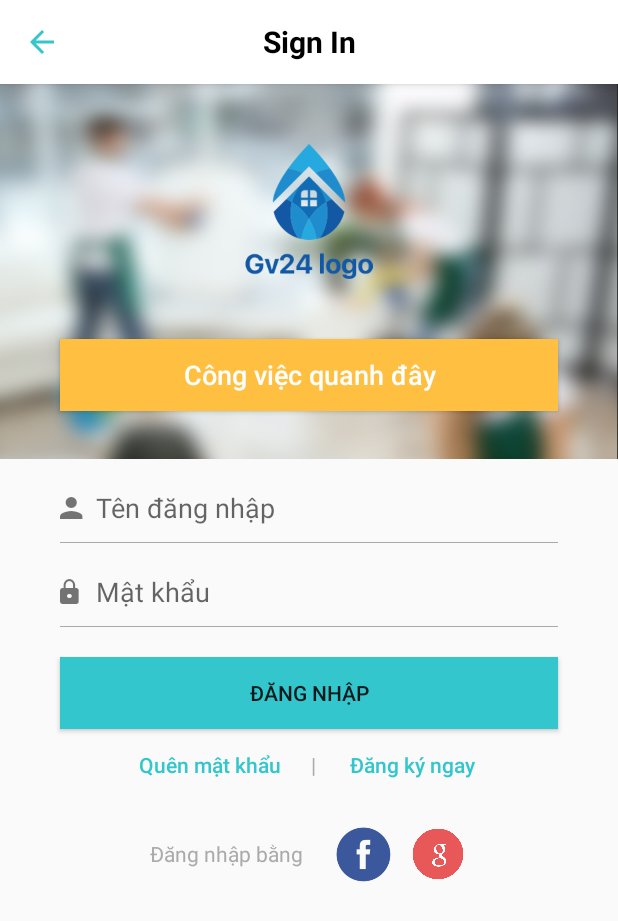
After one commit to thanhduy26091995/Owner, an Android app: the SignInActivity screen opened directly, with no data from a screen before it, on a phone screen of 412 x 824 dp. The commit adds this screen. Shown: the top 921 px of the screen. Run offline under Robolectric (Android 15) with nearby library versions, the phone set to English and light mode, and no system bars; our stand-ins replace ButterKnife.

Commit message:
Activity Sign In

```diff
--- a/app/src/main/AndroidManifest.xml
+++ b/app/src/main/AndroidManifest.xml
@@ -18,6 +18,7 @@
         </activity>
 
         <activity android:name=".more.viet_pham.MoreActivity"/>
+        <activity android:name=".more.viet_pham.SignInActivity"/>
     </application>
 
 </manifest>
--- a/app/src/main/java/com/hbbsolution/owner/base/OwnerApplication.java
+++ b/app/src/main/java/com/hbbsolution/owner/base/OwnerApplication.java
@@ -13,6 +13,7 @@ public class OwnerApplication extends Application {
     private static OwnerApplication instance;
 
     public static OwnerApplication getInstance() {
+
         return instance;
     }
 
--- a/app/src/main/java/com/hbbsolution/owner/more/viet_pham/MoreActivity.java
+++ b/app/src/main/java/com/hbbsolution/owner/more/viet_pham/MoreActivity.java
@@ -1,10 +1,13 @@
 package com.hbbsolution.owner.more.viet_pham;
 
+import android.content.Intent;
 import android.os.Bundle;
 import android.support.annotation.Nullable;
 import android.support.v7.app.AppCompatActivity;
+import android.support.v7.widget.CardView;
 import android.support.v7.widget.Toolbar;
 import android.view.MenuItem;
+import android.view.View;
 import android.widget.TextView;
 
 import com.hbbsolution.owner.R;
@@ -22,6 +25,8 @@ public class MoreActivity extends AppCompatActivity {
     Toolbar toolbar;
     @BindView(R.id.more_title_toothbar)
     TextView txtMore_title_toothbar;
+    @BindView(R.id.cv_sign_in)
+    CardView cvSignIn;
 
     @Override
     protected void onCreate(@Nullable Bundle savedInstanceState) {
@@ -34,6 +39,7 @@ public class MoreActivity extends AppCompatActivity {
         getSupportActionBar().setDisplayShowHomeEnabled(true);
         getSupportActionBar().setDisplayHomeAsUpEnabled(true);
         txtMore_title_toothbar.setText(getResources().getString(R.string.more));
+        addEvents();
     }
 
     @Override
@@ -43,4 +49,15 @@ public class MoreActivity extends AppCompatActivity {
         }
         return super.onOptionsItemSelected(item);
     }
+
+    public void addEvents()
+    {
+        cvSignIn.setOnClickListener(new View.OnClickListener() {
+            @Override
+            public void onClick(View view) {
+                Intent intent = new Intent(MoreActivity.this,SignInActivity.class);
+                startActivity(intent);
+            }
+        });
+    }
 }
--- /dev/null
+++ b/app/src/main/java/com/hbbsolution/owner/more/viet_pham/SignInActivity.java
@@ -0,0 +1,59 @@
+package com.hbbsolution.owner.more.viet_pham;
+
+import android.os.Bundle;
+import android.support.annotation.Nullable;
+import android.support.v7.app.AppCompatActivity;
+import android.support.v7.widget.Toolbar;
+import android.view.MenuItem;
+import android.widget.Button;
+import android.widget.EditText;
+import android.widget.ImageButton;
+
+import com.hbbsolution.owner.R;
+
+import butterknife.BindView;
+import butterknife.ButterKnife;
+
+/**
+ * Created by Administrator on 5/9/2017.
+ */
+
+public class SignInActivity extends AppCompatActivity {
+    @BindView(R.id.toobar)
+    Toolbar toolbar;
+    @BindView(R.id.bt_work_around_here)
+    Button btnWorkAroundHere;
+    @BindView(R.id.bt_sign_in)
+    Button btnSignIn;
+    @BindView(R.id.bt_forget_password)
+    Button btnForgetPassword;
+    @BindView(R.id.bt_sign_up_now)
+    Button btnSignUpNow;
+    @BindView(R.id.edit_username)
+    EditText editUserName;
+    @BindView(R.id.edit_password)
+    EditText editPassword;
+    @BindView(R.id.imb_facebook)
+    ImageButton imbFacebook;
+    @BindView(R.id.imb_google)
+    ImageButton imbGoogle;
+    @Override
+    public void onCreate(@Nullable Bundle savedInstanceState) {
+        super.onCreate(savedInstanceState);
+        setContentView(R.layout.activity_signin);
+        ButterKnife.bind(this);
+        toolbar.setTitle("");
+        setSupportActionBar(toolbar);
+        getSupportActionBar().setDisplayShowHomeEnabled(true);
+        getSupportActionBar().setDisplayHomeAsUpEnabled(true);
+
+    }
+
+    @Override
+    public boolean onOptionsItemSelected(MenuItem item) {
+        if (item.getItemId() == android.R.id.home) {
+            finish();
+        }
+        return super.onOptionsItemSelected(item);
+    }
+}
--- a/app/src/main/res/layout/activity_more.xml
+++ b/app/src/main/res/layout/activity_more.xml
@@ -17,21 +17,21 @@
             android:layout_height="?attr/actionBarSize"
             android:background="?attr/colorPrimary"
             app:popupTheme="@style/AppTheme.PopupOverlay"
-            app:theme="@style/toolbar_theme" >
+            app:theme="@style/toolbar_theme">
 
             <TextView
                 android:id="@+id/more_title_toothbar"
                 android:layout_width="wrap_content"
                 android:layout_height="wrap_content"
                 android:layout_gravity="center"
-                android:textSize="20sp"
                 android:textColor="@color/colorBlack"
-                />
+                android:textSize="20sp" />
         </android.support.v7.widget.Toolbar>
 
     </android.support.design.widget.AppBarLayout>
 
     <android.support.v7.widget.CardView
+        android:id="@+id/cv_sign_in"
         android:layout_width="match_parent"
         android:layout_height="wrap_content"
         android:layout_marginTop="20dp"
@@ -144,6 +144,7 @@
             android:paddingTop="15dp">
 
             <TextView
+                android:id="@+id/textView"
                 android:layout_width="match_parent"
                 android:layout_height="wrap_content"
                 android:text="Điều khoản sử dụng"
@@ -152,9 +153,10 @@
             <com.hbbsolution.owner.base.IconTextView
                 android:layout_width="wrap_content"
                 android:layout_height="wrap_content"
+                android:layout_alignBaseline="@+id/textView"
+                android:layout_alignBottom="@+id/textView"
+                android:layout_alignParentEnd="true"
                 android:layout_alignParentRight="true"
-                android:layout_centerInParent="true"
-                android:layout_marginRight="10dp"
                 android:text="@string/ion_chevron_right"
                 android:textColor="@android:color/darker_gray"
                 android:textSize="@dimen/icon_size_normal" />
--- /dev/null
+++ b/app/src/main/res/layout/activity_signin.xml
@@ -0,0 +1,215 @@
+<LinearLayout xmlns:android="http://schemas.android.com/apk/res/android"
+    xmlns:app="http://schemas.android.com/apk/res-auto"
+    android:layout_width="match_parent"
+    android:layout_height="match_parent"
+    android:orientation="vertical">
+
+    <android.support.design.widget.AppBarLayout
+        android:id="@+id/appbar"
+        android:layout_width="match_parent"
+        android:layout_height="wrap_content">
+
+        <android.support.v7.widget.Toolbar
+            android:id="@+id/toobar"
+            android:layout_width="match_parent"
+            android:layout_height="?attr/actionBarSize"
+            android:background="@color/colorWhite"
+            android:title="Sign In"
+            app:theme="@style/toolbar_theme">
+
+            <TextView
+                android:layout_width="wrap_content"
+                android:layout_height="wrap_content"
+                android:layout_gravity="center"
+                android:gravity="center"
+                android:text="Sign In"
+                android:textAllCaps="false"
+                android:textColor="@android:color/black"
+                android:textSize="20sp"
+                android:textStyle="bold" />
+        </android.support.v7.widget.Toolbar>
+    </android.support.design.widget.AppBarLayout>
+
+    <FrameLayout
+        android:layout_width="match_parent"
+        android:layout_height="250dp"
+        android:background="@drawable/bg">
+
+        <LinearLayout
+            android:layout_width="match_parent"
+            android:layout_height="match_parent"
+            android:orientation="vertical">
+
+            <ImageView
+                android:layout_width="120dp"
+                android:layout_height="130dp"
+                android:layout_gravity="center_horizontal"
+                android:paddingTop="40dp"
+                android:src="@drawable/logo" />
+
+            <Button
+                android:id="@+id/bt_work_around_here"
+                android:layout_width="match_parent"
+                android:layout_height="wrap_content"
+                android:layout_marginLeft="40dp"
+                android:layout_marginRight="40dp"
+                android:layout_marginTop="40dp"
+                android:background="@color/home_background_maid_aound"
+                android:text="@string/home_maid_around"
+                android:textAllCaps="false"
+                android:textColor="@color/colorWhite"
+                android:textSize="18sp" />
+        </LinearLayout>
+    </FrameLayout>
+
+    <LinearLayout
+        android:layout_width="match_parent"
+        android:layout_height="match_parent"
+        android:orientation="vertical">
+
+        <RelativeLayout
+            android:layout_width="match_parent"
+            android:layout_height="wrap_content"
+            android:layout_marginLeft="40dp"
+            android:layout_marginRight="40dp"
+            android:layout_marginTop="10dp">
+
+            <EditText
+                android:id="@+id/edit_username"
+                android:layout_width="match_parent"
+                android:layout_height="wrap_content"
+                android:layout_alignParentRight="true"
+                android:layout_alignParentTop="true"
+                android:layout_marginLeft="20dp"
+                android:backgroundTint="@android:color/transparent"
+                android:hint="Tên đăng nhập"
+                android:textColor="@android:color/black"
+                android:textColorLink="@android:color/transparent" />
+
+            <com.hbbsolution.owner.base.IconTextView
+                android:layout_width="wrap_content"
+                android:layout_height="wrap_content"
+                android:layout_alignParentLeft="true"
+                android:layout_centerInParent="true"
+                android:text="@string/ion_android_person"
+                android:textSize="20sp" />
+        </RelativeLayout>
+
+        <View
+            android:layout_width="match_parent"
+            android:layout_height="0.1dp"
+            android:layout_marginLeft="40dp"
+            android:layout_marginRight="40dp"
+            android:background="@android:color/darker_gray" />
+
+        <RelativeLayout
+            android:layout_width="match_parent"
+            android:layout_height="wrap_content"
+            android:layout_marginLeft="40dp"
+            android:layout_marginRight="40dp"
+            android:layout_marginTop="10dp">
+
+            <EditText
+                android:id="@+id/edit_password"
+                android:layout_width="match_parent"
+                android:layout_height="wrap_content"
+                android:layout_marginLeft="20dp"
+                android:backgroundTint="@android:color/transparent"
+                android:hint="Mật khẩu"
+                android:textColor="@android:color/black"
+                android:textColorLink="@android:color/transparent" />
+
+            <com.hbbsolution.owner.base.IconTextView
+                android:layout_width="wrap_content"
+                android:layout_height="wrap_content"
+                android:layout_alignParentLeft="true"
+                android:layout_centerInParent="true"
+                android:text="@string/ion_android_lock"
+                android:textSize="20sp" />
+        </RelativeLayout>
+
+        <View
+            android:layout_width="match_parent"
+            android:layout_height="0.1dp"
+            android:layout_marginLeft="40dp"
+            android:layout_marginRight="40dp"
+            android:background="@android:color/darker_gray" />
+
+        <Button
+            android:id="@+id/bt_sign_in"
+            android:layout_width="match_parent"
+            android:layout_height="wrap_content"
+            android:layout_marginLeft="40dp"
+            android:layout_marginRight="40dp"
+            android:layout_marginTop="20dp"
+            android:background="@color/home_background_history"
+            android:text="Đăng nhập" />
+
+        <LinearLayout
+            android:layout_width="wrap_content"
+            android:layout_height="wrap_content"
+            android:layout_gravity="center_horizontal"
+            android:orientation="horizontal">
+
+            <Button
+                android:id="@+id/bt_forget_password"
+                android:layout_width="wrap_content"
+                android:layout_height="wrap_content"
+                android:background="@android:color/transparent"
+                android:text="Quên mật khẩu"
+                android:textAllCaps="false"
+                android:textColor="@color/home_background_history" />
+
+            <TextView
+                android:layout_width="wrap_content"
+                android:layout_height="20dp"
+                android:paddingLeft="20dp"
+                android:paddingRight="20dp"
+                android:text="|"
+                android:textColor="@android:color/darker_gray" />
+
+            <Button
+                android:id="@+id/bt_sign_up_now"
+                android:layout_width="wrap_content"
+                android:layout_height="wrap_content"
+                android:background="@android:color/transparent"
+                android:text="Đăng ký ngay"
+                android:textAllCaps="false"
+                android:textColor="@color/home_background_history" />
+        </LinearLayout>
+
+        <LinearLayout
+            android:layout_width="wrap_content"
+            android:layout_height="wrap_content"
+            android:layout_gravity="center_horizontal"
+            android:layout_marginTop="15dp"
+            android:orientation="horizontal">
+
+            <TextView
+                android:layout_width="wrap_content"
+                android:layout_height="wrap_content"
+                android:paddingRight="20dp"
+                android:paddingTop="10dp"
+                android:text="Đăng nhập bằng"
+                android:textAllCaps="false"
+                android:textColor="@android:color/darker_gray" />
+
+            <ImageButton
+                android:id="@+id/imb_facebook"
+                android:layout_width="40dp"
+                android:layout_height="40dp"
+                android:layout_marginRight="10dp"
+                android:background="@android:color/transparent"
+                android:scaleType="centerCrop"
+                android:src="@drawable/facebook" />
+
+            <ImageButton
+                android:id="@+id/imb_google"
+                android:layout_width="40dp"
+                android:layout_height="40dp"
+                android:background="@android:color/transparent"
+                android:scaleType="centerCrop"
+                android:src="@drawable/google" />
+        </LinearLayout>
+    </LinearLayout>
+</LinearLayout>
--- a/app/src/main/res/values/icons.xml
+++ b/app/src/main/res/values/icons.xml
@@ -1,4 +1,6 @@
 <?xml version="1.0" encoding="utf-8"?>
 <resources>
     <string name="ion_chevron_right">&#xf125;</string>
+    <string name="ion_android_person">&#xf3a0;</string>
+    <string name="ion_android_lock">&#xf392;</string>
 </resources>
--- a/app/src/main/res/values/strings.xml
+++ b/app/src/main/res/values/strings.xml
@@ -14,6 +14,7 @@
     <string name="home_your_tasks">Quản lý công việc</string>
     <string name="home_history">Lịch sử công việc</string>
     <string name="home_copy_right">Niềm tin - Chất lượng</string>
+    <string name="more_sign_in">Sign In</string>
     <!--home screen end-->
 
 
```
Also changed, not shown: app/src/main/res/drawable/bg.jpg (added), app/src/main/res/drawable/facebook.png (added), app/src/main/res/drawable/google.png (added), app/src/main/res/drawable/logo.png (added).
